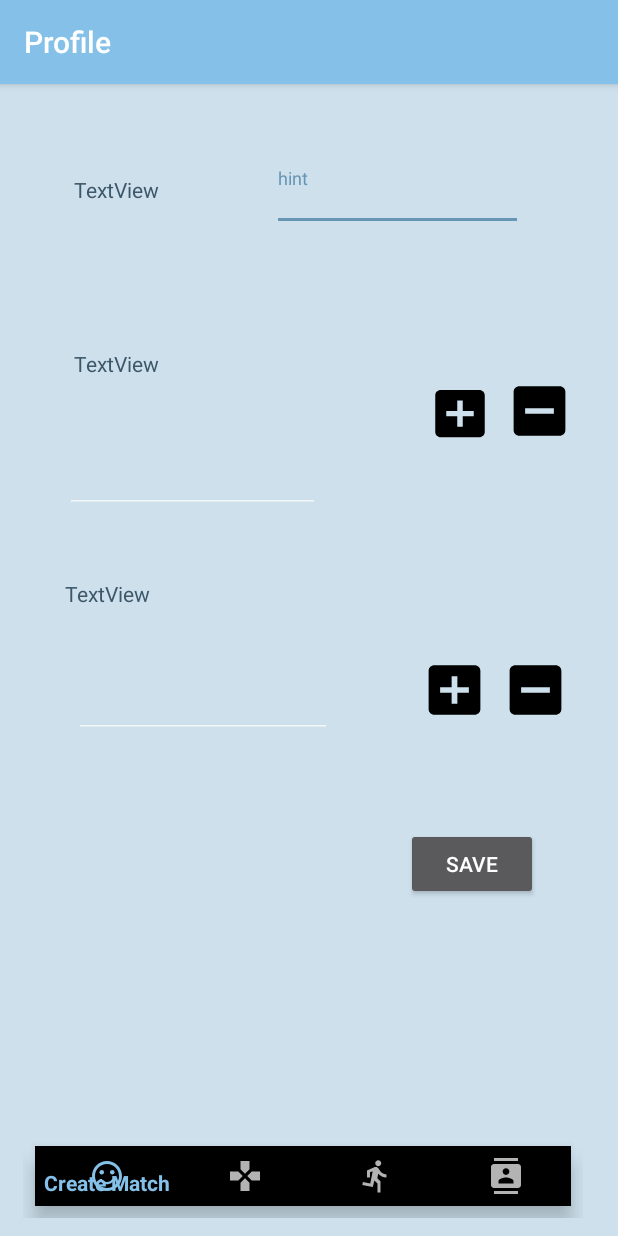
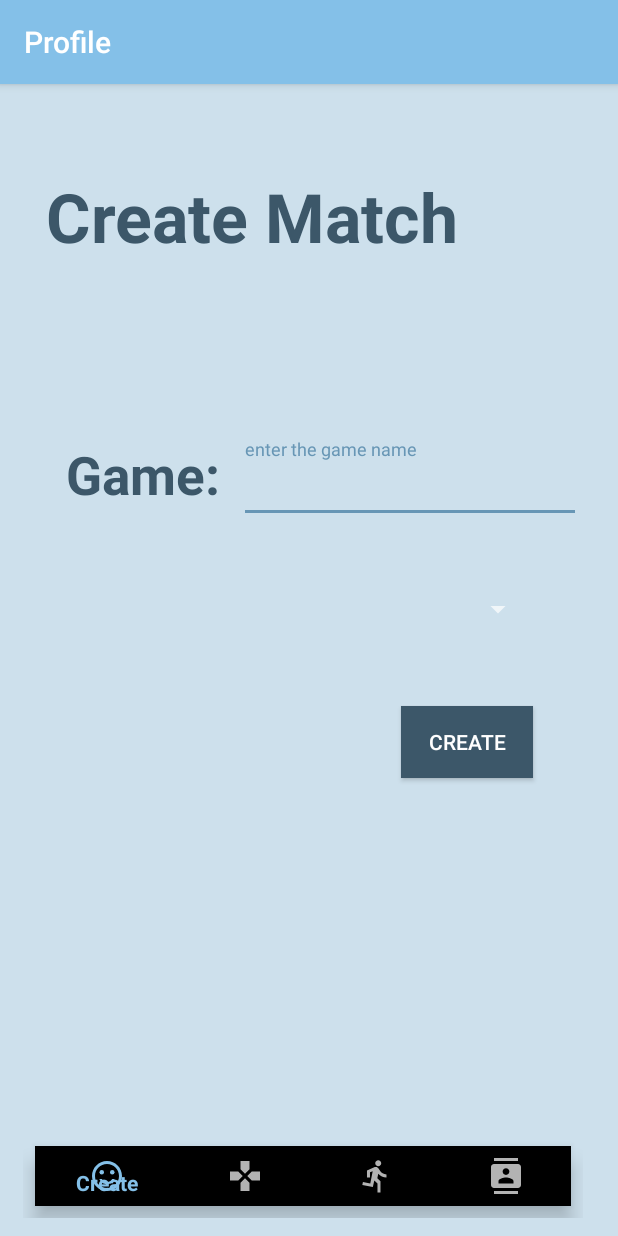
Before and after one commit to ngailapdi/GTScore, an Android app: the MainActivity screen opened directly, with no data from a screen before it, on a phone screen of 412 x 824 dp. Run offline under Robolectric (Android 15) with nearby library versions, the phone set to English and light mode, and no system bars; our stand-ins replace Firebase (no records; nobody signed in at launch, a user with empty details on screens opened directly).

Commit message:
UI and hístory

```diff
--- a/app/src/main/java/com/example/ngailapdi/gtscore/MainActivity.java
+++ b/app/src/main/java/com/example/ngailapdi/gtscore/MainActivity.java
@@ -42,7 +42,7 @@ public class MainActivity extends AppCompatActivity {
         setContentView(R.layout.activity_main);
         BottomNavigationView navigation = (BottomNavigationView) findViewById(R.id.navi_bottom);
         navigation.setOnNavigationItemSelectedListener(mOnNavigationItemSelectedListener);
-        getSupportFragmentManager().beginTransaction().replace(R.id.profile_frag,new ProfileFragment()).commit();
+        getSupportFragmentManager().beginTransaction().replace(R.id.profile_frag,new TournamentFragment()).commit();
     }
 
 }
--- a/app/src/main/java/com/example/ngailapdi/gtscore/TournamentFragment.java
+++ b/app/src/main/java/com/example/ngailapdi/gtscore/TournamentFragment.java
@@ -32,7 +32,6 @@ public class TournamentFragment extends Fragment {
     private EditText inputNameGame;
     private Button createMatch;
     private Spinner opponentSpinner;
-
     private List<User> friends;
     private List<String> friendsName;
     private User opponent;
@@ -129,10 +128,13 @@ public class TournamentFragment extends Fragment {
 
 
                 Log.d("Add match", "Add match success");
+
                 updateUI();
+
 
             }
         });
+
 
         return inflatedView;
 
--- a/app/src/main/res/layout/fragment_profile.xml
+++ b/app/src/main/res/layout/fragment_profile.xml
@@ -158,47 +158,6 @@
         app:layout_constraintGuide_begin="246dp" />
 
     <TextView
-        android:id="@+id/textView2"
-        android:layout_width="113dp"
-        android:layout_height="35dp"
-        android:layout_marginStart="8dp"
-        android:layout_marginLeft="8dp"
-        android:layout_marginTop="8dp"
-        android:layout_marginEnd="8dp"
-        android:layout_marginRight="8dp"
-        android:layout_marginBottom="8dp"
-        android:text="TextView"
-        android:textColor="@color/colorPrimaryDark"
-        app:layout_constraintBottom_toTopOf="@+id/guideline3"
-        app:layout_constraintEnd_toStartOf="@+id/guideline4"
-        app:layout_constraintHorizontal_bias="0.222"
-        app:layout_constraintStart_toStartOf="parent"
-        app:layout_constraintTop_toTopOf="parent"
-        app:layout_constraintVertical_bias="0.513" />
-
-    <android.support.design.widget.TextInputLayout
-        android:layout_width="167dp"
-        android:layout_height="42dp"
-        android:layout_marginStart="8dp"
-        android:layout_marginLeft="8dp"
-        android:layout_marginTop="8dp"
-        android:layout_marginEnd="8dp"
-        android:layout_marginRight="8dp"
-        android:layout_marginBottom="8dp"
-        app:layout_constraintBottom_toTopOf="@+id/guideline2"
-        app:layout_constraintEnd_toEndOf="parent"
-        app:layout_constraintHorizontal_bias="0.833"
-        app:layout_constraintStart_toStartOf="parent"
-        app:layout_constraintTop_toTopOf="parent"
-        app:layout_constraintVertical_bias="0.063">
-
-        <android.support.design.widget.TextInputEditText
-            android:layout_width="match_parent"
-            android:layout_height="wrap_content"
-            android:hint="hint" />
-    </android.support.design.widget.TextInputLayout>
-
-    <TextView
         android:id="@+id/textView3"
         android:layout_width="150dp"
         android:layout_height="35dp"
--- a/app/src/main/res/layout/fragment_tournament.xml
+++ b/app/src/main/res/layout/fragment_tournament.xml
@@ -44,7 +44,7 @@
         android:layout_marginLeft="28dp"
         android:layout_marginTop="8dp"
         android:layout_marginBottom="8dp"
-        android:text="Game Name:"
+        android:text="Game:"
         android:textSize="35dp"
         android:textStyle="bold"
         android:textColor="@color/colorPrimaryDark"
@@ -83,12 +83,12 @@
             android:id="@+id/game_name"
             android:layout_width="match_parent"
             android:layout_height="wrap_content"
-            android:hint="hint" />
+            android:hint="enter the game name" />
     </android.support.design.widget.TextInputLayout>
 
     <Spinner
         android:id="@+id/opponent_list"
-        android:layout_width="372dp"
+        android:layout_width="307dp"
         android:layout_height="43dp"
         android:layout_marginStart="8dp"
         android:layout_marginLeft="8dp"
--- a/app/src/main/res/menu/bottom_navigation.xml
+++ b/app/src/main/res/menu/bottom_navigation.xml
@@ -6,12 +6,12 @@
     <item
         android:id="@+id/match"
         android:icon="@drawable/ic_sentiment_satisfied_black_24dp"
-        android:title="Create Match"/>
+        android:title="Create"/>
 
     <item
         android:id="@+id/entry"
         android:icon="@drawable/ic_games_black_24dp"
-        android:title="Entry Score"/>
+        android:title="Score"/>
 
     <item
         android:id="@+id/game"
```
Also changed, not shown: app/src/main/java/com/example/ngailapdi/gtscore/HistoryFragment.java (+95 -1 lines), app/src/main/java/com/example/ngailapdi/gtscore/MatchActivity.java (+5 -6 lines), app/src/main/res/layout/fragment_history.xml (+14 -3 lines), app/src/main/res/layout/list_invite.xml (+4 -4 lines).
